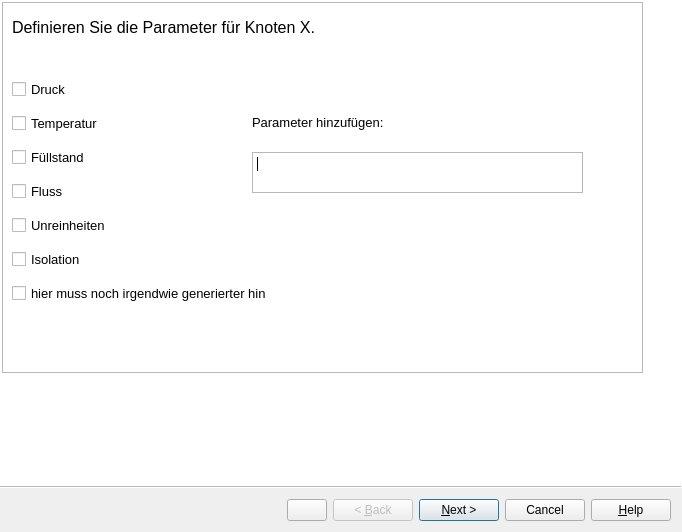
Old version of the form Code/wizard.ui in the repository MSPietsch/HMI.
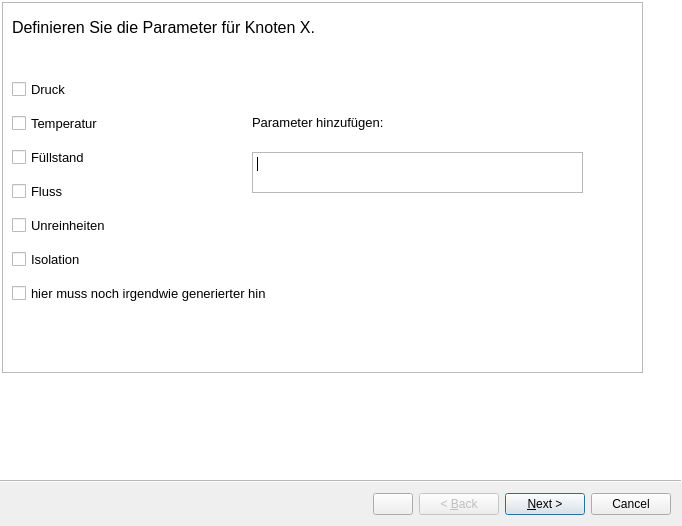
New version of the form.

Commit message: Wizard erstellt (3. Seite)

Diff of the .ui file:
```diff
--- a/Code/wizard.ui
+++ b/Code/wizard.ui
@@ -10,7 +10,7 @@
     <x>0</x>
     <y>0</y>
     <width>682</width>
-    <height>532</height>
+    <height>526</height>
    </rect>
   </property>
   <property name="windowTitle">
@@ -20,7 +20,13 @@
    <enum>QWizard::AeroStyle</enum>
   </property>
   <property name="options">
-   <set>QWizard::HaveCustomButton1|QWizard::HaveHelpButton|QWizard::HelpButtonOnRight|QWizard::IndependentPages</set>
+   <set>QWizard::HaveCustomButton1|QWizard::HelpButtonOnRight</set>
+  </property>
+  <property name="titleFormat">
+   <enum>Qt::PlainText</enum>
+  </property>
+  <property name="subTitleFormat">
+   <enum>Qt::PlainText</enum>
   </property>
   <widget class="QWizardPage" name="wizardPage1">
    <property name="enabled">
```
Left out of the diff: 34 changed lines with no effect on the pictures.
